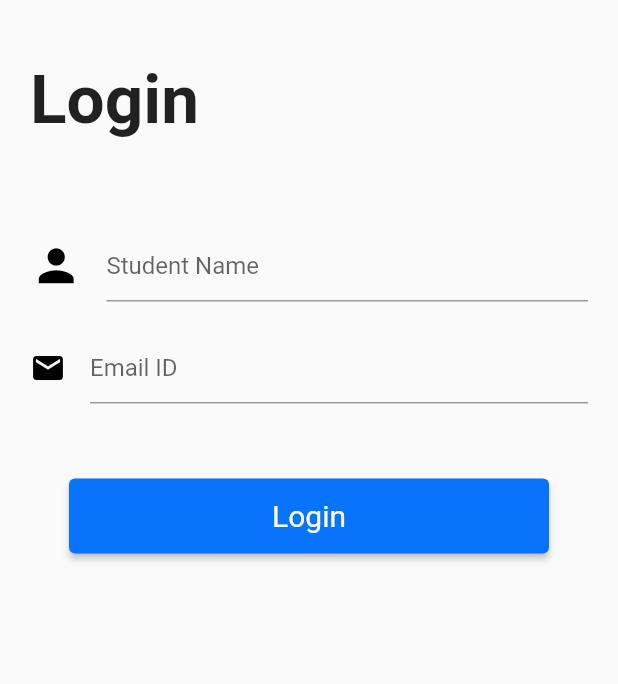
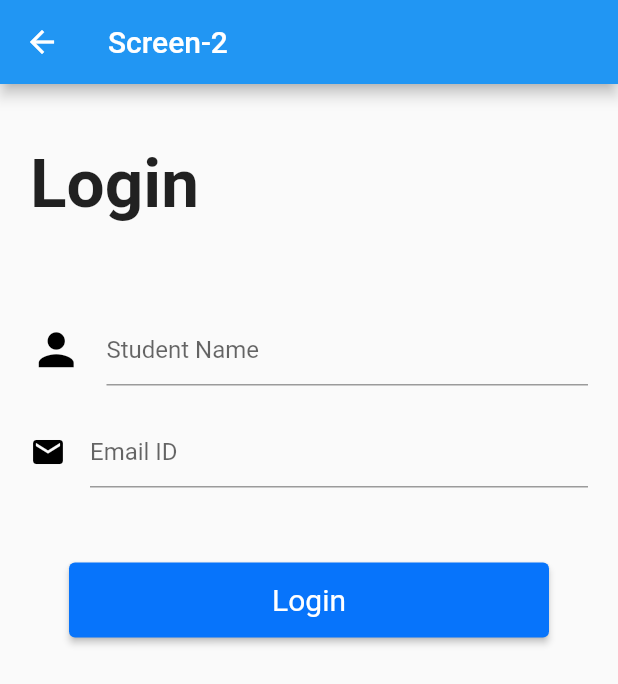
Before and after one commit to codeBurner0/liveTestAssessment, a Flutter app: the screen it shows after launch, after a tap on "Get Started", on a phone screen of 412 x 824 dp. Shown: the top 684 px of the screen. Run offline on Flutter 3.47's test engine with Material 2 defaults, Android fonts, the phone set to English and light mode, and no system bars; network calls fail; key blocks and very long unbroken strings in the code were emptied for the run.

Commit message:
first commit

```diff
--- a/lib/Screen1.dart
+++ b/lib/Screen1.dart
@@ -12,6 +12,9 @@ class Getstarted extends StatelessWidget {
         child: Container(
           child: Column(
             children: [
+              SizedBox(
+                height: 30,
+              ),
               Text(
                 "Training",
                 style: TextStyle(
@@ -20,7 +23,7 @@ class Getstarted extends StatelessWidget {
                     color: Colors.purple),
               ),
               SizedBox(
-                height: 30,
+                height: 40,
               ),
               Image(
                 image: NetworkImage(
@@ -28,7 +31,7 @@ class Getstarted extends StatelessWidget {
                 height: 200,
               ),
               SizedBox(
-                height: 50,
+                height: 70,
               ),
               ElevatedButton(
                   onPressed: () {
--- a/lib/Screen2.dart
+++ b/lib/Screen2.dart
@@ -20,6 +20,7 @@ class _screen2State extends State<Login> {
   @override
   Widget build(BuildContext context) {
     return Scaffold(
+      appBar: AppBar(title: Text("Screen-2")),
       body: SafeArea(
           child: Padding(
               padding: const EdgeInsets.all(20.0),
--- a/lib/main.dart
+++ b/lib/main.dart
@@ -5,6 +5,7 @@ import 'package:project1/Screen3.dart';
 
 void main() {
   runApp(MaterialApp(
+    debugShowCheckedModeBanner: false,
     home: Getstarted(),
   ));
 }
```
